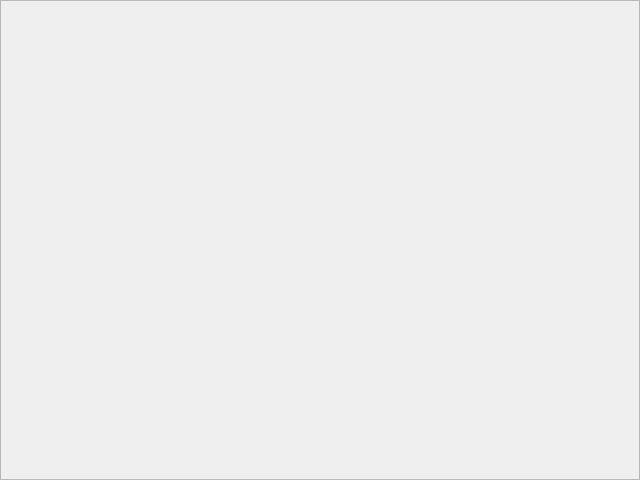
The window that Housegoods_Management/logging.ui (winter-jin/Household-Goods-Management-System) describes before a commit, drawn with Qt 5.
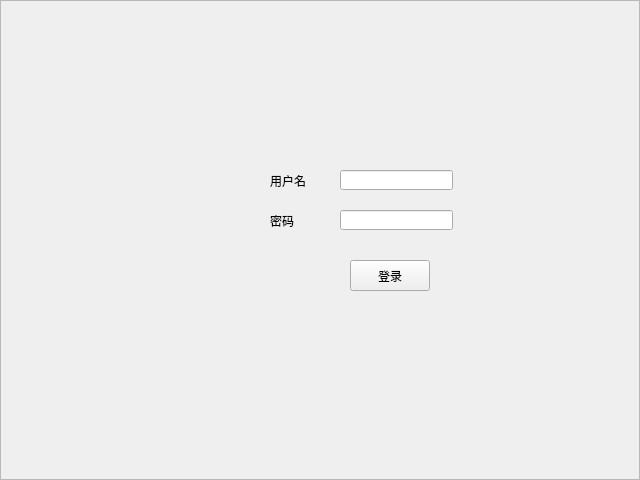
The same window after the commit.

```diff
--- a/Housegoods_Management/logging.ui
+++ b/Housegoods_Management/logging.ui
@@ -19,5 +19,70 @@
   <property name="windowTitle">
    <string>Frame</string>
   </property>
+  <property name="frameShape">
+   <enum>QFrame::StyledPanel</enum>
+  </property>
+  <property name="frameShadow">
+   <enum>QFrame::Raised</enum>
+  </property>
+  <widget class="QLineEdit" name="lineEdit">
+   <property name="geometry">
+    <rect>
+     <x>340</x>
+     <y>170</y>
+     <width>113</width>
+     <height>20</height>
+    </rect>
+   </property>
+  </widget>
+  <widget class="QLabel" name="label">
+   <property name="geometry">
+    <rect>
+     <x>270</x>
+     <y>170</y>
+     <width>41</width>
+     <height>21</height>
+    </rect>
+   </property>
+   <property name="text">
+    <string>用户名</string>
+   </property>
+  </widget>
+  <widget class="QLabel" name="label_2">
+   <property name="geometry">
+    <rect>
+     <x>270</x>
+     <y>210</y>
+     <width>41</width>
+     <height>21</height>
+    </rect>
+   </property>
+   <property name="text">
+    <string>密码</string>
+   </property>
+  </widget>
+  <widget class="QLineEdit" name="lineEdit_2">
+   <property name="geometry">
+    <rect>
+     <x>340</x>
+     <y>210</y>
+     <width>113</width>
+     <height>20</height>
+    </rect>
+   </property>
+  </widget>
+  <widget class="QPushButton" name="pushButton_1">
+   <property name="geometry">
+    <rect>
+     <x>350</x>
+     <y>260</y>
+     <width>80</width>
+     <height>31</height>
+    </rect>
+   </property>
+   <property name="text">
+    <string>登录</string>
+   </property>
+  </widget>
  </widget>
 </ui>
```
Left out of the diff: 10 changed lines with no effect on the pictures.
